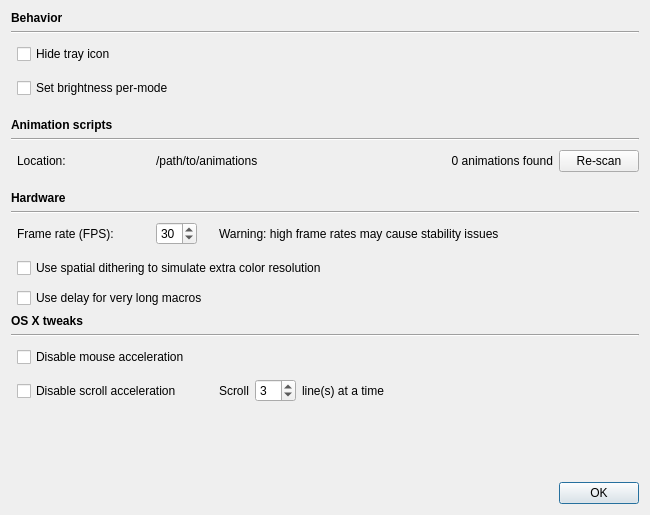
Qt form src/gui/extrasettingswidget.ui (ckb-next/ckb-next) before a commit.
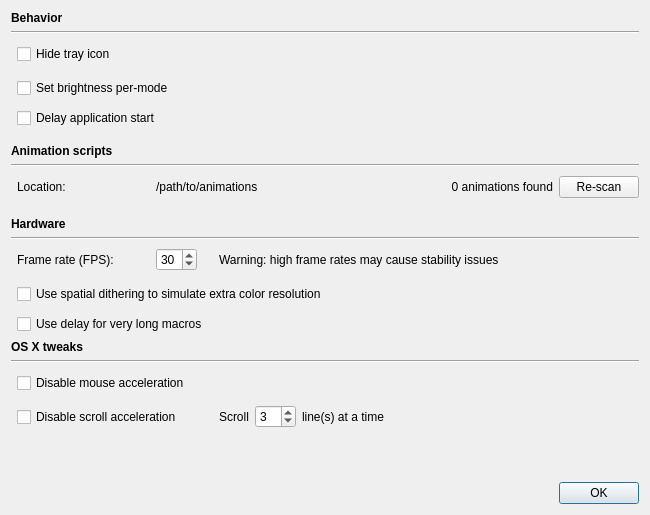
The same form after that commit.

Commit message: Add GUI start delay

Diff of the .ui file:
```diff
--- a/src/gui/extrasettingswidget.ui
+++ b/src/gui/extrasettingswidget.ui
@@ -14,7 +14,98 @@
    <string>Application Settings</string>
   </property>
   <layout class="QGridLayout" name="gridLayout">
-   <item row="12" column="2">
+   <item row="14" column="5">
+    <widget class="QLabel" name="fpsWarnLabel">
+     <property name="sizePolicy">
+      <sizepolicy hsizetype="Expanding" vsizetype="Preferred">
+       <horstretch>0</horstretch>
+       <verstretch>0</verstretch>
+      </sizepolicy>
+     </property>
+     <property name="text">
+      <string>Warning: high frame rates may cause stability issues</string>
+     </property>
+    </widget>
+   </item>
+   <item row="19" column="0" colspan="7">
+    <widget class="Line" name="osxLine">
+     <property name="orientation">
+      <enum>Qt::Horizontal</enum>
+     </property>
+    </widget>
+   </item>
+   <item row="16" column="1" colspan="6">
+    <widget class="QCheckBox" name="delayBox">
+     <property name="toolTip">
+      <string>When using macros with strings longer than 25 chars, some OS may lose characters (e.g. Mint 17.2). Select to prevent that bug.</string>
+     </property>
+     <property name="text">
+      <string>Use delay for very long macros</string>
+     </property>
+    </widget>
+   </item>
+   <item row="14" column="6">
+    <spacer name="horizontalSpacer">
+     <property name="orientation">
+      <enum>Qt::Horizontal</enum>
+     </property>
+     <property name="sizeHint" stdset="0">
+      <size>
+       <width>40</width>
+       <height>20</height>
+      </size>
+     </property>
+    </spacer>
+   </item>
+   <item row="10" column="1">
+    <spacer name="verticalSpacer_6">
+     <property name="orientation">
+      <enum>Qt::Vertical</enum>
+     </property>
+     <property name="sizeType">
+      <enum>QSizePolicy::Fixed</enum>
+     </property>
+     <property name="sizeHint" stdset="0">
+      <size>
+       <width>20</width>
+       <height>10</height>
+      </size>
+     </property>
+    </spacer>
+   </item>
+   <item row="6" column="1">
+    <spacer name="verticalSpacer_5">
+     <property name="orientation">
+      <enum>Qt::Vertical</enum>
+     </property>
+     <property name="sizeType">
+      <enum>QSizePolicy::Fixed</enum>
+     </property>
+     <property name="sizeHint" stdset="0">
+      <size>
+       <width>20</width>
+       <height>10</height>
+      </size>
+     </property>
+    </spacer>
+   </item>
+   <item row="21" column="0">
+    <spacer name="verticalSpacer_11">
+     <property name="orientation">
+      <enum>Qt::Vertical</enum>
+     </property>
+     <property name="sizeType">
+      <enum>QSizePolicy::Fixed</enum>
+     </property>
+     <property name="sizeHint" stdset="0">
+      <size>
+       <width>0</width>
+       <height>28</height>
+      </size>
+     </property>
+    </spacer>
+   </item>
+   <item row="14" column="2">
     <spacer name="horizontalSpacer_2">
      <property name="orientation">
       <enum>Qt::Horizontal</enum>
@@ -30,39 +121,14 @@
      </property>
     </spacer>
    </item>
-   <item row="2" column="0">
-    <spacer name="verticalSpacer">
+   <item row="12" column="0" colspan="7">
+    <widget class="Line" name="line_2">
      <property name="orientation">
-      <enum>Qt::Vertical</enum>
+      <enum>Qt::Horizontal</enum>
      </property>
-     <property name="sizeType">
-      <enum>QSizePolicy::Fixed</enum>
-     </property>
-     <property name="sizeHint" stdset="0">
-      <size>
-       <width>0</width>
-       <height>28</height>
-      </size>
-     </property>
-    </spacer>
+    </widget>
    </item>
-   <item row="3" column="0">
-    <spacer name="verticalSpacer_3">
-     <property name="orientation">
-      <enum>Qt::Vertical</enum>
-     </property>
-     <property name="sizeType">
-      <enum>QSizePolicy::Fixed</enum>
-     </property>
-     <property name="sizeHint" stdset="0">
-      <size>
-       <width>0</width>
-       <height>28</height>
-      </size>
-     </property>
-    </spacer>
-   </item>
-   <item row="19" column="5">
+   <item row="22" column="5">
     <spacer name="verticalSpacer_2">
      <property name="orientation">
       <enum>Qt::Vertical</enum>
@@ -75,20 +141,33 @@
      </property>
     </spacer>
    </item>
-   <item row="12" column="5">
-    <widget class="QLabel" name="fpsWarnLabel">
-     <property name="sizePolicy">
-      <sizepolicy hsizetype="Expanding" vsizetype="Preferred">
-       <horstretch>0</horstretch>
-       <verstretch>0</verstretch>
-      </sizepolicy>
+   <item row="7" column="0" colspan="7">
+    <widget class="QLabel" name="label_5">
+     <property name="font">
+      <font>
+       <weight>75</weight>
+       <bold>true</bold>
+      </font>
      </property>
      <property name="text">
-      <string>Warning: high frame rates may cause stability issues</string>
+      <string>Animation scripts</string>
      </property>
     </widget>
    </item>
-   <item row="12" column="4">
+   <item row="18" column="0" colspan="7">
+    <widget class="QLabel" name="osxLabel">
+     <property name="font">
+      <font>
+       <weight>75</weight>
+       <bold>true</bold>
+      </font>
+     </property>
+     <property name="text">
+      <string>OS X tweaks</string>
+     </property>
+    </widget>
+   </item>
+   <item row="14" column="4">
     <spacer name="horizontalSpacer_3">
      <property name="orientation">
       <enum>Qt::Horizontal</enum>
@@ -104,14 +183,14 @@
      </property>
     </spacer>
    </item>
-   <item row="12" column="1">
-    <widget class="QLabel" name="label_3">
+   <item row="9" column="1">
+    <widget class="QLabel" name="label_6">
      <property name="text">
-      <string>Frame rate (FPS):</string>
+      <string>Location:</string>
      </property>
     </widget>
    </item>
-   <item row="12" column="3">
+   <item row="14" column="3">
     <widget class="QSpinBox" name="fpsBox">
      <property name="minimum">
       <number>5</number>
@@ -124,212 +203,10 @@
      </property>
     </widget>
    </item>
-   <item row="7" column="0">
-    <spacer name="verticalSpacer_4">
+   <item row="1" column="0" colspan="7">
+    <widget class="Line" name="line">
      <property name="orientation">
-      <enum>Qt::Vertical</enum>
-     </property>
-     <property name="sizeType">
-      <enum>QSizePolicy::Fixed</enum>
-     </property>
-     <property name="sizeHint" stdset="0">
-      <size>
-       <width>0</width>
-       <height>28</height>
-      </size>
-     </property>
-    </spacer>
-   </item>
-   <item row="12" column="0">
-    <spacer name="verticalSpacer_9">
-     <property name="orientation">
-      <enum>Qt::Vertical</enum>
-     </property>
-     <property name="sizeType">
-      <enum>QSizePolicy::Fixed</enum>
-     </property>
-     <property name="sizeHint" stdset="0">
-      <size>
-       <width>0</width>
-       <height>28</height>
-      </size>
-     </property>
-    </spacer>
-   </item>
-   <item row="7" column="1">
-    <widget class="QLabel" name="label_6">
-     <property name="text">
-      <string>Location:</string>
-     </property>
-    </widget>
-   </item>
-   <item row="8" column="1">
-    <spacer name="verticalSpacer_6">
-     <property name="orientation">
-      <enum>Qt::Vertical</enum>
-     </property>
-     <property name="sizeType">
-      <enum>QSizePolicy::Fixed</enum>
-     </property>
-     <property name="sizeHint" stdset="0">
-      <size>
-       <width>20</width>
-       <height>10</height>
-      </size>
-     </property>
-    </spacer>
-   </item>
-   <item row="4" column="1">
-    <spacer name="verticalSpacer_5">
-     <property name="orientation">
-      <enum>Qt::Vertical</enum>
-     </property>
-     <property name="sizeType">
-      <enum>QSizePolicy::Fixed</enum>
-     </property>
-     <property name="sizeHint" stdset="0">
-      <size>
-       <width>20</width>
-       <height>10</height>
-      </size>
-     </property>
-    </spacer>
-   </item>
-   <item row="18" column="1" colspan="4">
-    <widget class="QCheckBox" name="sAccelBox">
-     <property name="toolTip">
-      <string>Try this if you're having problems with the scroll wheel.</string>
-     </property>
-     <property name="text">
-      <string>Disable scroll acceleration</string>
-     </property>
-    </widget>
-   </item>
-   <item row="14" column="1">
-    <spacer name="verticalSpacer_7">
-     <property name="orientation">
-      <enum>Qt::Vertical</enum>
-     </property>
-     <property name="sizeType">
-      <enum>QSizePolicy::Fixed</enum>
-     </property>
-     <property name="sizeHint" stdset="0">
-      <size>
-       <width>20</width>
-       <height>10</height>
-      </size>
-     </property>
-    </spacer>
-   </item>
-   <item row="13" column="0">
-    <spacer name="verticalSpacer_8">
-     <property name="orientation">
-      <enum>Qt::Vertical</enum>
-     </property>
-     <property name="sizeType">
-      <enum>QSizePolicy::Fixed</enum>
-     </property>
-     <property name="sizeHint" stdset="0">
-      <size>
-       <width>0</width>
-       <height>28</height>
-      </size>
-     </property>
-    </spacer>
-   </item>
-   <item row="17" column="0">
-    <spacer name="verticalSpacer_10">
-     <property name="orientation">
-      <enum>Qt::Vertical</enum>
-     </property>
-     <property name="sizeType">
-      <enum>QSizePolicy::Fixed</enum>
-     </property>
-     <property name="sizeHint" stdset="0">
-      <size>
-       <width>0</width>
-       <height>28</height>
-      </size>
-     </property>
-    </spacer>
-   </item>
-   <item row="18" column="0">
-    <spacer name="verticalSpacer_11">
-     <property name="orientation">
-      <enum>Qt::Vertical</enum>
-     </property>
-     <property name="sizeType">
-      <enum>QSizePolicy::Fixed</enum>
-     </property>
-     <property name="sizeHint" stdset="0">
-      <size>
-       <width>0</width>
-       <height>28</height>
-      </size>
-     </property>
-    </spacer>
-   </item>
-   <item row="12" column="6">
-    <spacer name="horizontalSpacer">
-     <property name="orientation">
       <enum>Qt::Horizontal</enum>
-     </property>
-     <property name="sizeHint" stdset="0">
-      <size>
-       <width>40</width>
-       <height>20</height>
-      </size>
-     </property>
-    </spacer>
-   </item>
-   <item row="10" column="0" colspan="7">
-    <widget class="Line" name="line_2">
-     <property name="orientation">
-      <enum>Qt::Horizontal</enum>
-     </property>
-    </widget>
-   </item>
-   <item row="7" column="3" colspan="4">
-    <layout class="QHBoxLayout" name="horizontalLayout">
-     <item>
-      <widget class="QLabel" name="animPathLabel">
-       <property name="text">
-        <string>/path/to/animations</string>
-       </property>
-      </widget>
-     </item>
-     <item>
-      <widget class="QLabel" name="animCountLabel">
-       <property name="sizePolicy">
-        <sizepolicy hsizetype="Expanding" vsizetype="Preferred">
-         <horstretch>0</horstretch>
-         <verstretch>0</verstretch>
-        </sizepolicy>
-       </property>
-       <property name="text">
-        <string>0 animations found</string>
-       </property>
-       <property name="alignment">
-        <set>Qt::AlignRight|Qt::AlignTrailing|Qt::AlignVCenter</set>
-       </property>
-      </widget>
-     </item>
-     <item>
-      <widget class="QPushButton" name="animScanButton">
-       <property name="text">
-        <string>Re-scan</string>
-       </property>
-      </widget>
-     </item>
-    </layout>
-   </item>
-   <item row="3" column="1" colspan="6">
-    <widget class="QCheckBox" name="brightnessBox">
-     <property name="toolTip">
-      <string>By default, the same brightness level will be applied to all profiles and all devices. Enable this to store it with the lighting mode instead.</string>
-     </property>
-     <property name="text">
-      <string>Set brightness per-mode</string>
      </property>
     </widget>
    </item>
@@ -356,97 +233,88 @@
      </property>
     </widget>
    </item>
-   <item row="1" column="0" colspan="7">
-    <widget class="Line" name="line">
-     <property name="orientation">
-      <enum>Qt::Horizontal</enum>
+   <item row="3" column="1" colspan="6">
+    <widget class="QCheckBox" name="brightnessBox">
+     <property name="toolTip">
+      <string>By default, the same brightness level will be applied to all profiles and all devices. Enable this to store it with the lighting mode instead.</string>
      </property>
-    </widget>
-   </item>
-   <item row="5" column="0" colspan="7">
-    <widget class="QLabel" name="label_5">
-     <property name="font">
-      <font>
-       <weight>75</weight>
-       <bold>true</bold>
-      </font>
-     </property>
      <property name="text">
-      <string>Animation scripts</string>
+      <string>Set brightness per-mode</string>
      </property>
     </widget>
    </item>
-   <item row="6" column="0" colspan="7">
-    <widget class="Line" name="line_3">
+   <item row="14" column="0">
+    <spacer name="verticalSpacer_9">
      <property name="orientation">
-      <enum>Qt::Horizontal</enum>
+      <enum>Qt::Vertical</enum>
      </property>
-    </widget>
-   </item>
-   <item row="9" column="0" colspan="7">
-    <widget class="QLabel" name="label_2">
-     <property name="font">
-      <font>
-       <weight>75</weight>
-       <bold>true</bold>
-      </font>
+     <property name="sizeType">
+      <enum>QSizePolicy::Fixed</enum>
      </property>
-     <property name="text">
-      <string>Hardware</string>
+     <property name="sizeHint" stdset="0">
+      <size>
+       <width>0</width>
+       <height>28</height>
+      </size>
      </property>
-    </widget>
+    </spacer>
    </item>
-   <item row="13" column="1" colspan="6">
-    <widget class="QCheckBox" name="ditherBox">
-     <property name="toolTip">
-      <string>May improve appearance on some keyboards.</string>
+   <item row="3" column="0">
+    <spacer name="verticalSpacer_3">
+     <property name="orientation">
+      <enum>Qt::Vertical</enum>
      </property>
-     <property name="text">
-      <string>Use spatial dithering to simulate extra color resolution</string>
+     <property name="sizeType">
+      <enum>QSizePolicy::Fixed</enum>
      </property>
-    </widget>
-   </item>
-   <item row="14" column="1" colspan="6">
-    <widget class="QCheckBox" name="delayBox">
-     <property name="toolTip">
-      <string>When using macros with strings longer than 25 chars, some OS may lose characters (e.g. Mint 17.2). Select to prevent that bug.</string>
+     <property name="sizeHint" stdset="0">
+      <size>
+       <width>0</width>
+       <height>28</height>
+      </size>
      </property>
+    </spacer>
+   </item>
+   <item row="14" column="1">
+    <widget class="QLabel" name="label_3">
      <property name="text">
-      <string>Use delay for very long macros</string>
+      <string>Frame rate (FPS):</string>
      </property>
     </widget>
    </item>
-   <item row="15" column="0" colspan="7">
-    <widget class="QLabel" name="osxLabel">
-     <property name="font">
-      <font>
-       <weight>75</weight>
-       <bold>true</bold>
-      </font>
+   <item row="15" column="0">
+    <spacer name="verticalSpacer_8">
+     <property name="orientation">
+      <enum>Qt::Vertical</enum>
      </property>
-     <property name="text">
-      <string>OS X tweaks</string>
+     <property name="sizeType">
+      <enum>QSizePolicy::Fixed</enum>
      </property>
-    </widget>
+     <property name="sizeHint" stdset="0">
+      <size>
+       <width>0</width>
+       <height>28</height>
+      </size>
+     </property>
+    </spacer>
    </item>
-   <item row="16" column="0" colspan="7">
-    <widget class="Line" name="osxLine">
+   <item row="9" column="0">
+    <spacer name="verticalSpacer_4">
      <property name="orientation">
-      <enum>Qt::Horizontal</enum>
+      <enum>Qt::Vertical</enum>
      </property>
-    </widget>
-   </item>
-   <item row="17" column="1" colspan="6">
-    <widget class="QCheckBox" name="mAccelBox">
-     <property name="toolTip">
-      <string>Try this if you're having problems with mouse movement.</string>
+     <property name="sizeType">
+      <enum>QSizePolicy::Fixed</enum>
      </property>
-     <property name="text">
-      <string>Disable mouse acceleration</string>
+     <property name="sizeHint" stdset="0">
+      <size>
+       <width>0</width>
+       <height>28</height>
+      </size>
      </property>
-    </widget>
+    </spacer>
    </item>
-   <item row="18" column="5" colspan="2">
+   <item row="21" column="5" colspan="2">
     <widget class="QWidget" name="sSpeedWidget" native="true">
      <property name="sizePolicy">
       <sizepolicy hsizetype="Expanding" vsizetype="Preferred">
@@ -503,7 +371,100 @@
      </layout>
     </widget>
    </item>
-   <item row="20" column="0" colspan="7">
+   <item row="15" column="1" colspan="6">
+    <widget class="QCheckBox" name="ditherBox">
+     <property name="toolTip">
+      <string>May improve appearance on some keyboards.</string>
+     </property>
+     <property name="text">
+      <string>Use spatial dithering to simulate extra color resolution</string>
+     </property>
+    </widget>
+   </item>
+   <item row="21" column="1" colspan="4">
+    <widget class="QCheckBox" name="sAccelBox">
+     <property name="toolTip">
+      <string>Try this if you're having problems with the scroll wheel.</string>
+     </property>
+     <property name="text">
+      <string>Disable scroll acceleration</string>
+     </property>
+    </widget>
+   </item>
+   <item row="2" column="0">
+    <spacer name="verticalSpacer">
+     <property name="orientation">
+      <enum>Qt::Vertical</enum>
+     </property>
+     <property name="sizeType">
+      <enum>QSizePolicy::Fixed</enum>
+     </property>
+     <property name="sizeHint" stdset="0">
+      <size>
+       <width>0</width>
+       <height>28</height>
+      </size>
+     </property>
+    </spacer>
+   </item>
+   <item row="8" column="0" colspan="7">
+    <widget class="Line" name="line_3">
+     <property name="orientation">
+      <enum>Qt::Horizontal</enum>
+     </property>
+    </widget>
+   </item>
+   <item row="16" column="1">
+    <spacer name="verticalSpacer_7">
+     <property name="orientation">
+      <enum>Qt::Vertical</enum>
+     </property>
+     <property name="sizeType">
+      <enum>QSizePolicy::Fixed</enum>
+     </property>
+     <property name="sizeHint" stdset="0">
+      <size>
+       <width>20</width>
+       <height>10</height>
+      </size>
+     </property>
+    </spacer>
+   </item>
+   <item row="9" column="3" colspan="4">
+    <layout class="QHBoxLayout" name="horizontalLayout">
+     <item>
+      <widget class="QLabel" name="animPathLabel">
+       <property name="text">
+        <string>/path/to/animations</string>
+       </property>
+      </widget>
+     </item>
+     <item>
+      <widget class="QLabel" name="animCountLabel">
+       <property name="sizePolicy">
+        <sizepolicy hsizetype="Expanding" vsizetype="Preferred">
+         <horstretch>0</horstretch>
+         <verstretch>0</verstretch>
+        </sizepolicy>
+       </property>
+       <property name="text">
+        <string>0 animations found</string>
+       </property>
+       <property name="alignment">
+        <set>Qt::AlignRight|Qt::AlignTrailing|Qt::AlignVCenter</set>
+       </property>
+      </widget>
+     </item>
+     <item>
+      <widget class="QPushButton" name="animScanButton">
+       <property name="text">
+        <string>Re-scan</string>
+       </property>
+      </widget>
+     </item>
+    </layout>
+   </item>
+   <item row="23" column="0" colspan="7">
     <widget class="QDialogButtonBox" name="buttonBox">
      <property name="orientation">
       <enum>Qt::Horizontal</enum>
@@ -513,6 +474,52 @@
      </property>
     </widget>
    </item>
+   <item row="11" column="0" colspan="7">
+    <widget class="QLabel" name="label_2">
+     <property name="font">
+      <font>
+       <weight>75</weight>
+       <bold>true</bold>
+      </font>
+     </property>
+     <property name="text">
+      <string>Hardware</string>
+     </property>
+    </widget>
+   </item>
+   <item row="20" column="0">
+    <spacer name="verticalSpacer_10">
+     <property name="orientation">
+      <enum>Qt::Vertical</enum>
+     </property>
+     <property name="sizeType">
+      <enum>QSizePolicy::Fixed</enum>
+     </property>
+     <property name="sizeHint" stdset="0">
+      <size>
+       <width>0</width>
+       <height>28</height>
+      </size>
+     </property>
+    </spacer>
+   </item>
+   <item row="20" column="1" colspan="6">
+    <widget class="QCheckBox" name="mAccelBox">
+     <property name="toolTip">
+      <string>Try this if you're having problems with mouse movement.</string>
+     </property>
+     <property name="text">
+      <string>Disable mouse acceleration</string>
+     </property>
+    </widget>
+   </item>
+   <item row="5" column="1" colspan="6">
+    <widget class="QCheckBox" name="startDelayBox">
+     <property name="text">
+      <string>Delay application start</string>
+     </property>
+    </widget>
+   </item>
   </layout>
  </widget>
  <tabstops>
```
The commit also changes 3 other files.
